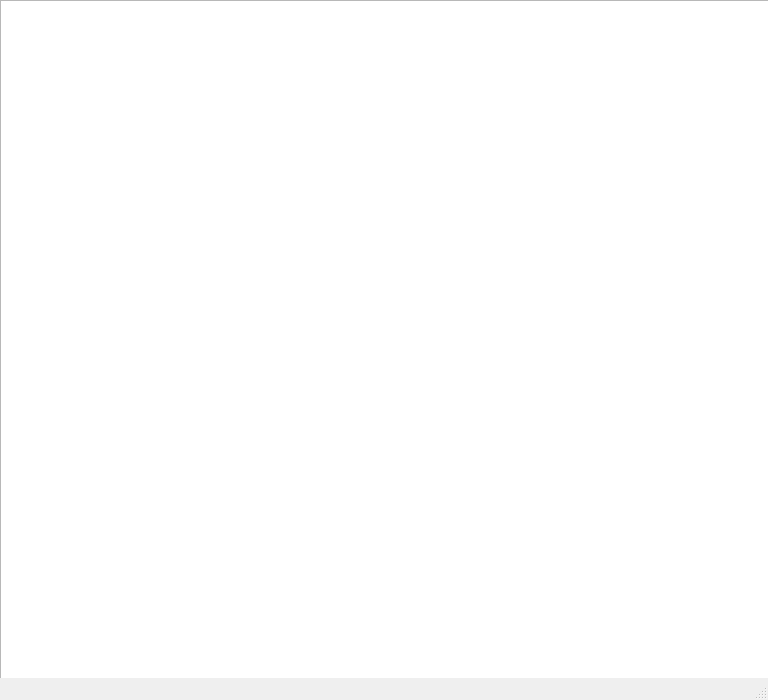
Before: the Qt Designer form mainwindow.ui in caiotbc/trabalho_final_ecop01, drawn with Qt 5.
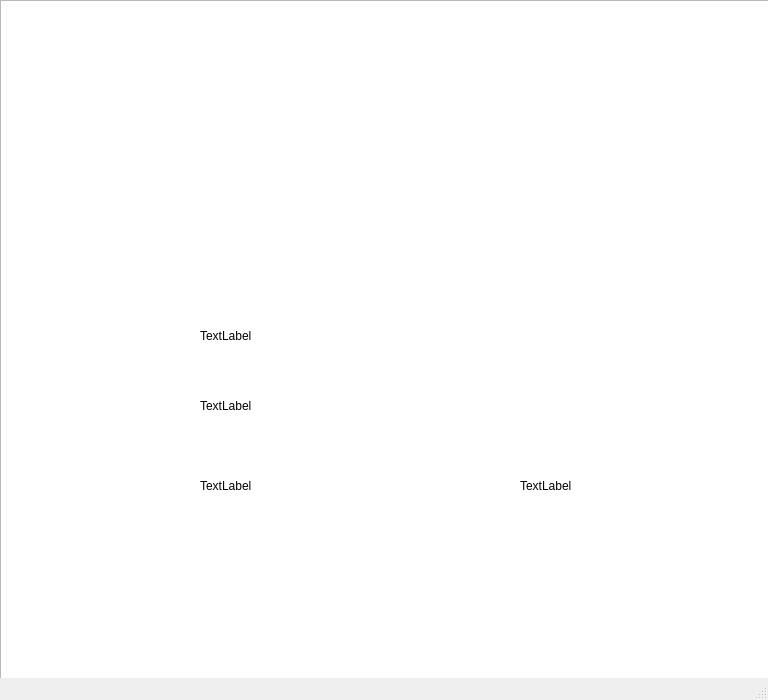
After: the same form once the commit is applied.

Diff of the .ui file:
```diff
--- a/mainwindow.ui
+++ b/mainwindow.ui
@@ -57,6 +57,84 @@
      </size>
     </property>
    </widget>
+   <widget class="QLabel" name="nome_poke">
+    <property name="geometry">
+     <rect>
+      <x>200</x>
+      <y>290</y>
+      <width>281</width>
+      <height>91</height>
+     </rect>
+    </property>
+    <property name="text">
+     <string>TextLabel</string>
+    </property>
+   </widget>
+   <widget class="QLabel" name="nome_poke_2">
+    <property name="geometry">
+     <rect>
+      <x>200</x>
+      <y>360</y>
+      <width>281</width>
+      <height>91</height>
+     </rect>
+    </property>
+    <property name="text">
+     <string>TextLabel</string>
+    </property>
+   </widget>
+   <widget class="QLabel" name="nome_poke_3">
+    <property name="geometry">
+     <rect>
+      <x>200</x>
+      <y>440</y>
+      <width>281</width>
+      <height>91</height>
+     </rect>
+    </property>
+    <property name="text">
+     <string>TextLabel</string>
+    </property>
+   </widget>
+   <widget class="QLabel" name="nome_poke_4">
+    <property name="geometry">
+     <rect>
+      <x>520</x>
+      <y>440</y>
+      <width>281</width>
+      <height>91</height>
+     </rect>
+    </property>
+    <property name="text">
+     <string>TextLabel</string>
+    </property>
+   </widget>
+   <widget class="QLabel" name="nome_poke_5">
+    <property name="geometry">
+     <rect>
+      <x>150</x>
+      <y>570</y>
+      <width>281</width>
+      <height>91</height>
+     </rect>
+    </property>
+    <property name="text">
+     <string/>
+    </property>
+   </widget>
+   <widget class="QLabel" name="nome_poke_6">
+    <property name="geometry">
+     <rect>
+      <x>490</x>
+      <y>570</y>
+      <width>281</width>
+      <height>91</height>
+     </rect>
+    </property>
+    <property name="text">
+     <string/>
+    </property>
+   </widget>
   </widget>
   <widget class="QMenuBar" name="menubar">
    <property name="geometry">
```
